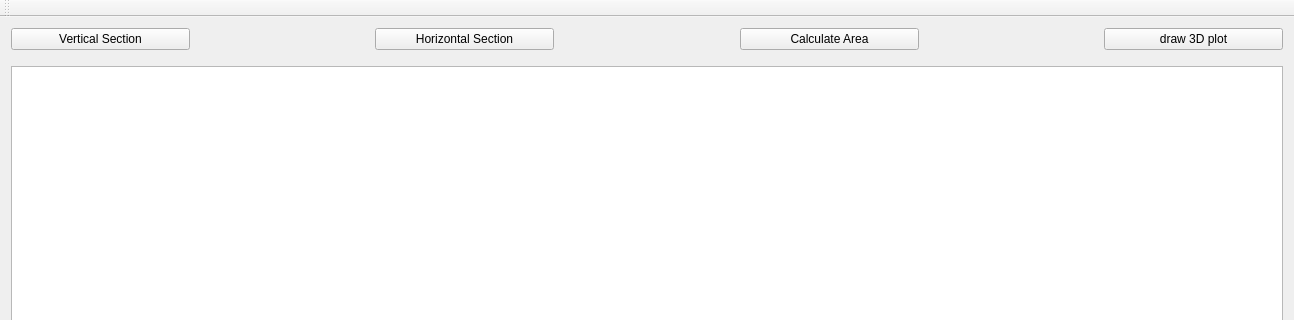
Old version of the form mainwindow.ui in the repository wszechmogacy/photometric-curves; both pictures show x 0 to 1294 and y 0 to 320 of the 1294 by 583 pixel window.
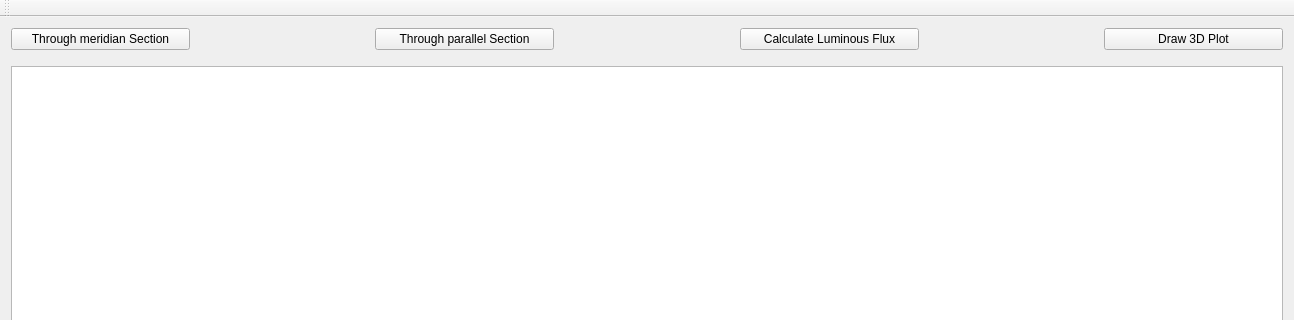
New version of the form.

Patch:
```diff
--- a/mainwindow.ui
+++ b/mainwindow.ui
@@ -34,7 +34,7 @@
            </sizepolicy>
           </property>
           <property name="text">
-           <string>Vertical Section</string>
+           <string>Through meridian Section</string>
           </property>
          </widget>
         </item>
@@ -63,7 +63,7 @@
            </sizepolicy>
           </property>
           <property name="text">
-           <string>Horizontal Section</string>
+           <string>Through parallel Section</string>
           </property>
          </widget>
         </item>
@@ -92,7 +92,7 @@
            </sizepolicy>
           </property>
           <property name="text">
-           <string>Calculate Area</string>
+           <string>Calculate Luminous Flux</string>
           </property>
          </widget>
         </item>
@@ -121,7 +121,7 @@
            </sizepolicy>
           </property>
           <property name="text">
-           <string>draw 3D plot</string>
+           <string>Draw 3D Plot</string>
           </property>
          </widget>
         </item>
```
